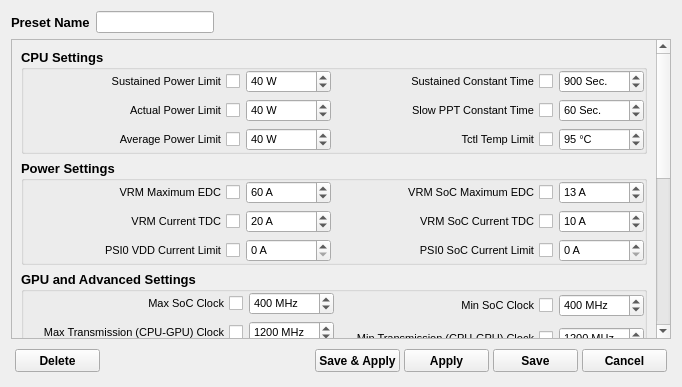
Old version of the form CtrlAPUForm.ui in the repository xodj/RyzenAdjCtrl.
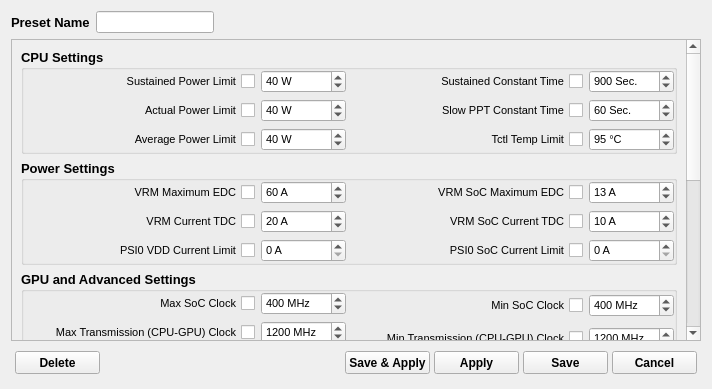
New version of the form. Custom widgets are drawn as their Qt base class.

Patch:
```diff
--- a/CtrlAPUForm.ui
+++ b/CtrlAPUForm.ui
@@ -6,8 +6,8 @@
    <rect>
     <x>0</x>
     <y>0</y>
-    <width>678</width>
-    <height>383</height>
+    <width>702</width>
+    <height>389</height>
    </rect>
   </property>
   <property name="minimumSize">
@@ -80,7 +80,7 @@
     <widget class="QScrollArea" name="scrollArea">
      <property name="minimumSize">
       <size>
-       <width>660</width>
+       <width>690</width>
        <height>300</height>
       </size>
      </property>
@@ -91,9 +91,9 @@
       <property name="geometry">
        <rect>
         <x>0</x>
-        <y>-307</y>
-        <width>641</width>
-        <height>605</height>
+        <y>0</y>
+        <width>665</width>
+        <height>790</height>
        </rect>
       </property>
       <layout class="QVBoxLayout" name="verticalLayout_2">
```
